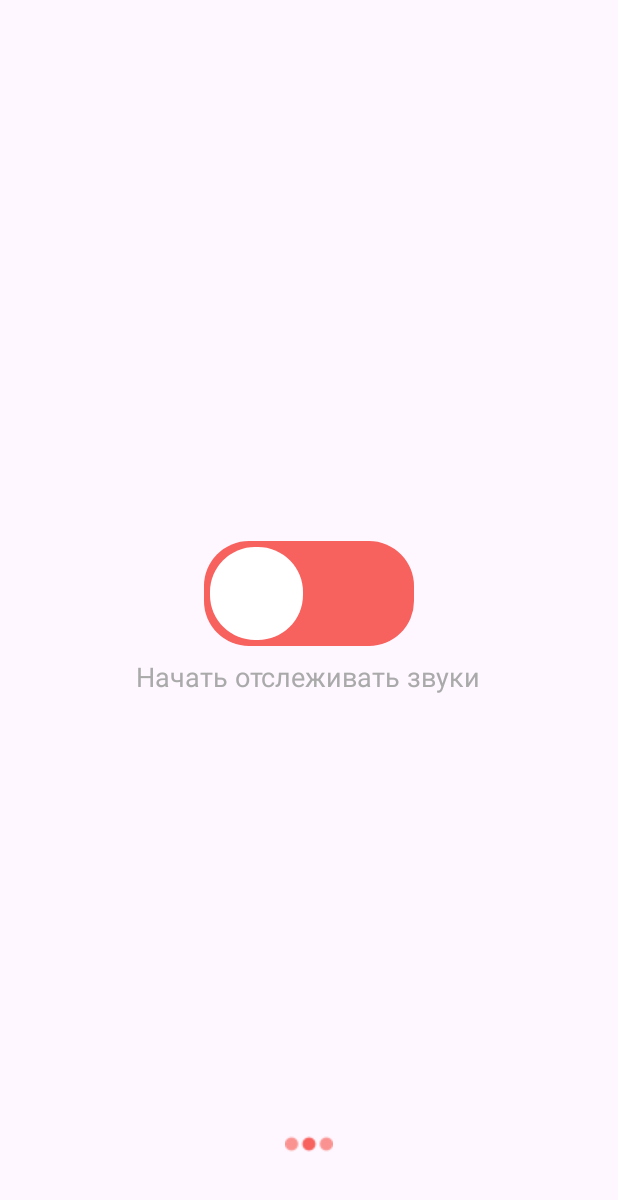
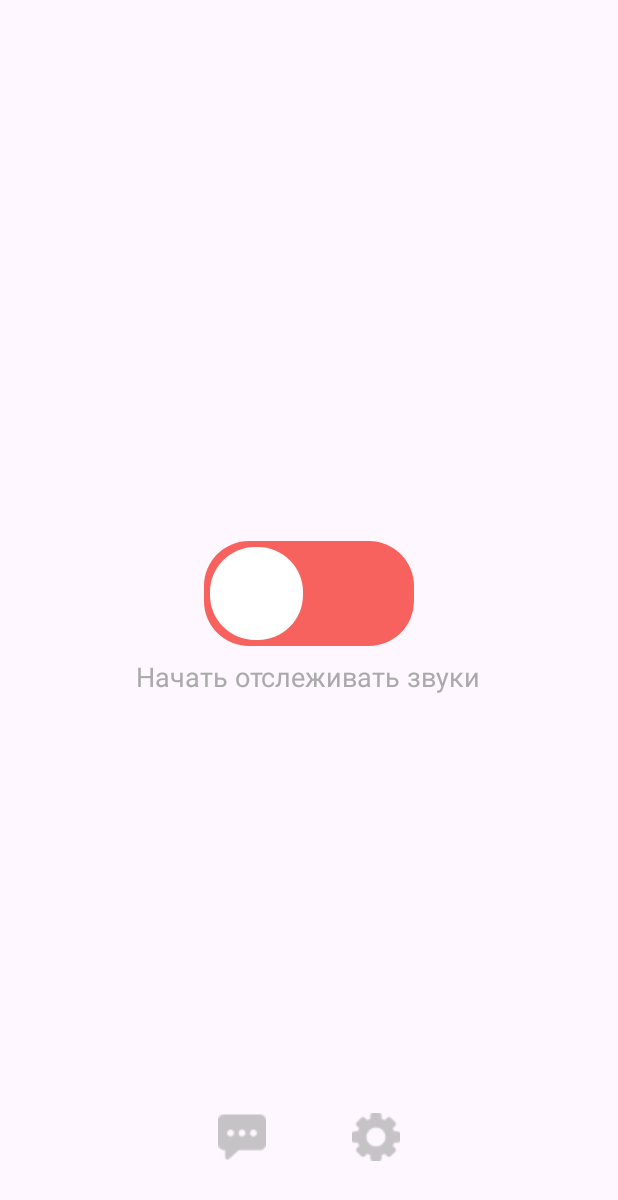
Before and after one commit to cilantrofe/hear-alert, an Android app: the screen it shows after launch (MainActivity), on a phone screen of 412 x 824 dp. Shown: the top 1200 px of the screen. Run offline under Robolectric (Android 15) with nearby library versions, the phone set to English and light mode, and no system bars; libraries missing offline, so code that uses them is left out: com.github.squti.androidwaverecorder, com.jlibrosa.audio, org.tensorflow.lite; 1 statement that could not run was skipped.

Commit message:
Связь между Main и Settings

```diff
--- a/app/src/main/res/layout/activity_main.xml
+++ b/app/src/main/res/layout/activity_main.xml
@@ -38,11 +38,23 @@
         android:id="@+id/aboutButton"
         android:layout_width="wrap_content"
         android:layout_height="wrap_content"
+        android:layout_alignParentStart="true"
         android:layout_alignParentBottom="true"
-        android:layout_centerHorizontal="true"
-        android:layout_marginBottom="45dp"
+        android:layout_marginStart="145dp"
+        android:layout_marginBottom="50dp"
         android:background="@null"
-        android:src="@drawable/about" /> <!-- Описание для доступности -->
+        android:src="@drawable/about" />
+
+    <ImageButton
+        android:id="@+id/settingsButton"
+        android:layout_width="wrap_content"
+        android:layout_height="wrap_content"
+        android:layout_alignParentEnd="true"
+        android:layout_alignParentBottom="true"
+        android:layout_marginEnd="145dp"
+        android:layout_marginBottom="50dp"
+        android:background="@null"
+        android:src="@drawable/settings" />
 
 
 </RelativeLayout>
```
Also changed, not shown: app/src/main/java/com/example/hearalert/MainActivity.kt (+11 -8 lines), app/src/main/res/drawable/about.png, app/src/main/res/drawable/settings.png (added).
